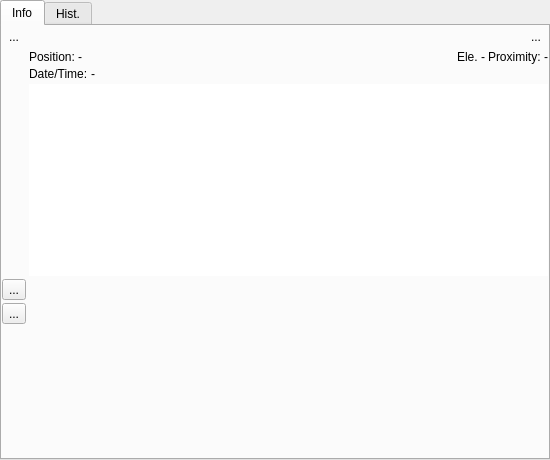
Before: the Qt Designer form src/qmapshack/gis/wpt/IDetailsWpt.ui in Maproom/qmapshack, drawn with Qt 5.
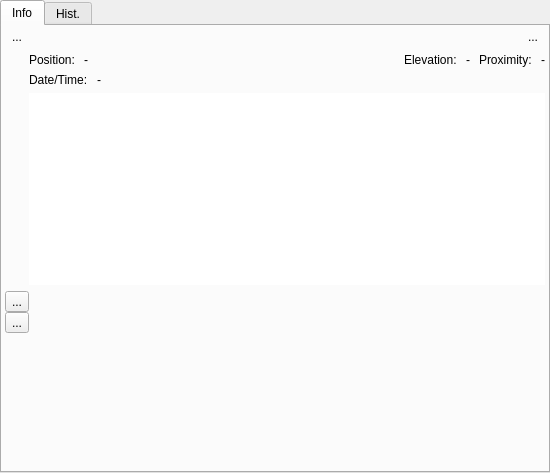
After: the same form once the commit is applied. Icons and pictures are not drawn. Custom widgets are drawn as their Qt base class.

```diff
--- a/src/qmapshack/gis/wpt/IDetailsWpt.ui
+++ b/src/qmapshack/gis/wpt/IDetailsWpt.ui
@@ -7,7 +7,7 @@
     <x>0</x>
     <y>0</y>
     <width>550</width>
-    <height>460</height>
+    <height>473</height>
    </rect>
   </property>
   <property name="windowTitle">
@@ -60,11 +60,20 @@
        </property>
        <item>
         <layout class="QGridLayout" name="gridLayout">
-         <property name="spacing">
+         <property name="leftMargin">
           <number>3</number>
          </property>
+         <property name="rightMargin">
+          <number>3</number>
+         </property>
+         <property name="verticalSpacing">
+          <number>6</number>
+         </property>
          <item row="1" column="1">
           <layout class="QHBoxLayout" name="horizontalLayout_2">
+           <property name="spacing">
+            <number>9</number>
+           </property>
            <item>
             <widget class="QLabel" name="label_3">
              <property name="sizePolicy">
@@ -94,7 +103,7 @@
               </sizepolicy>
              </property>
              <property name="text">
-              <string>Ele.</string>
+              <string>Elevation:</string>
              </property>
             </widget>
            </item>
@@ -337,6 +346,9 @@
          </item>
          <item row="2" column="1">
           <layout class="QHBoxLayout" name="horizontalLayout_3">
+           <property name="spacing">
+            <number>9</number>
+           </property>
            <item>
             <widget class="QLabel" name="label_4">
              <property name="sizePolicy">
```
